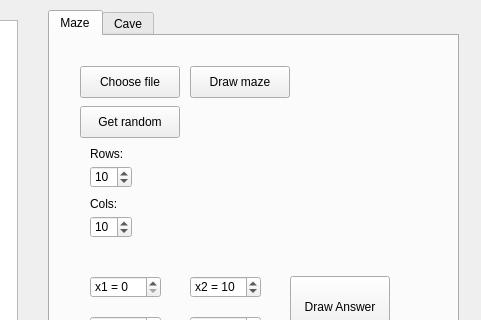
superhacker2002/maze, file src/view/Maze_and_Cave/view.ui: the form before one commit; both pictures show x 492 to 973 and y 0 to 320 of the 973 by 548 pixel window.
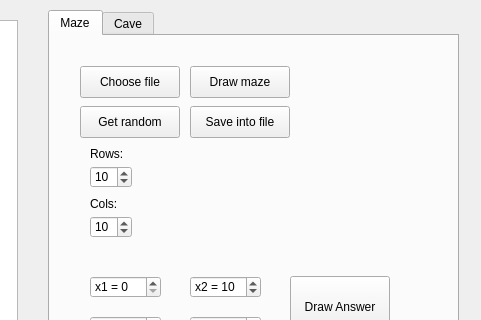
The form after the commit. The open tabs and pages were chosen to show the change.

Commit message: added save maze to file func

```diff
--- a/src/view/Maze_and_Cave/view.ui
+++ b/src/view/Maze_and_Cave/view.ui
@@ -234,6 +234,19 @@
        <number>10</number>
       </property>
      </widget>
+     <widget class="QPushButton" name="save_maze_button">
+      <property name="geometry">
+       <rect>
+        <x>140</x>
+        <y>70</y>
+        <width>100</width>
+        <height>32</height>
+       </rect>
+      </property>
+      <property name="text">
+       <string>Save into file</string>
+      </property>
+     </widget>
     </widget>
     <widget class="QWidget" name="cave_tab">
      <attribute name="title">
```
Left out of the diff: 2 changed lines with no effect on the pictures. The commit also changes 4 other files.
